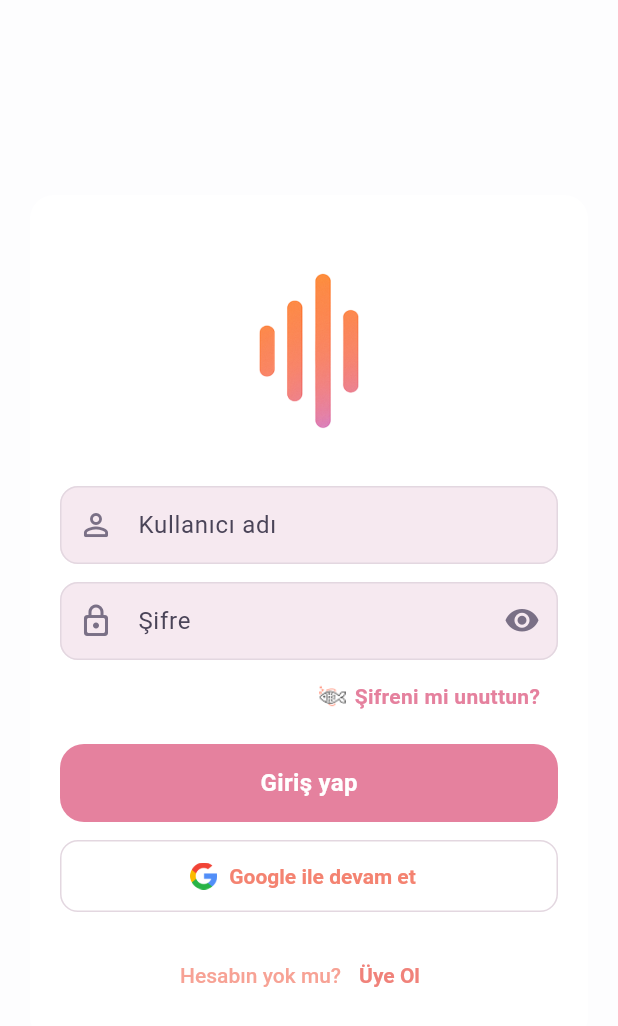
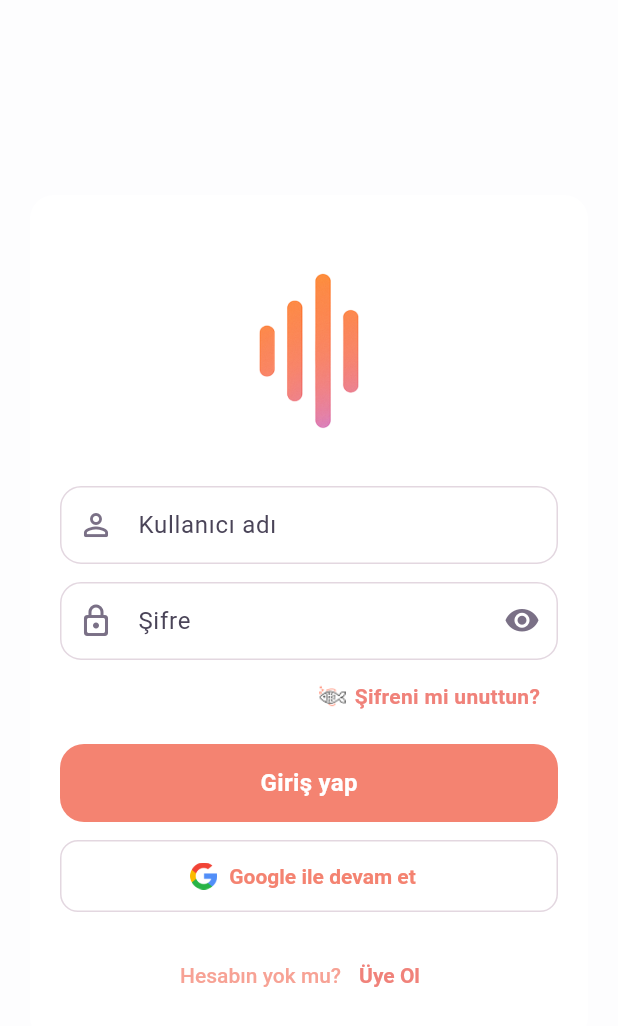
Before and after one commit to berkaybasol/soundconnectmobile, a Flutter app: the screen it shows after launch, after a tap on "Giriş yap", on a phone screen of 412 x 824 dp. Shown: the top 1026 px of the screen. Run offline on Flutter 3.47's test engine with Material 3 defaults, Android fonts, the phone set to English and light mode, and no system bars; our stand-ins replace dio, flutter_riverpod, flutter_secure_storage, go_router, google_fonts, talker_flutter; network calls fail.

Commit message:
login tasarimi duzeltildi.

```diff
--- /dev/null
+++ b/lib/features/auth/presentation/login/widgets/auth_styles.dart
@@ -0,0 +1,36 @@
+import 'package:flutter/material.dart';
+
+class AuthStyles {
+  static OutlineInputBorder fieldBorder(BuildContext context) {
+    final cs = Theme.of(context).colorScheme;
+    return OutlineInputBorder(
+      borderRadius: BorderRadius.circular(14),
+      borderSide: BorderSide(color: cs.outlineVariant),
+    );
+  }
+
+  static OutlineInputBorder fieldFocused(BuildContext context) {
+    final cs = Theme.of(context).colorScheme;
+    return fieldBorder(context)
+        .copyWith(borderSide: BorderSide(color: cs.primary, width: 2));
+  }
+
+  static InputDecoration decoration({
+    required BuildContext context,
+    String? labelText,
+    Widget? prefixIcon,
+    Widget? suffixIcon,
+  }) {
+    return InputDecoration(
+      labelText: labelText,
+      prefixIcon: prefixIcon,
+      suffixIcon: suffixIcon,
+      filled: true,
+      fillColor: Colors.white,
+      border: fieldBorder(context),
+      enabledBorder: fieldBorder(context),
+      focusedBorder: fieldFocused(context),
+      contentPadding: const EdgeInsets.symmetric(horizontal: 14, vertical: 14),
+    );
+  }
+}
--- a/lib/features/auth/presentation/login/widgets/forgot_password_button.dart
+++ b/lib/features/auth/presentation/login/widgets/forgot_password_button.dart
@@ -6,6 +6,8 @@ class ForgotPasswordButton extends StatelessWidget {
 
   @override
   Widget build(BuildContext context) {
+    final cs = Theme.of(context).colorScheme;
+
     return TextButton(
       onPressed: onPressed,
       child: Row(
@@ -15,10 +17,14 @@ class ForgotPasswordButton extends StatelessWidget {
             'assets/icons/fish.png',
             width: 18,
             height: 18,
-            errorBuilder: (_, __, ___) => const Text('🐟', style: TextStyle(fontSize: 16)),
+            errorBuilder: (_, __, ___) =>
+            const Text('🐟', style: TextStyle(fontSize: 16)),
           ),
           const SizedBox(width: 6),
-          const Text('Şifreni mi unuttun?'),
+          Text(
+            'Şifreni mi unuttun?',
+            style: TextStyle(color: cs.secondary), // 👈 sadece metin şeftali
+          ),
         ],
       ),
     );
--- a/lib/features/auth/presentation/login/widgets/login_button.dart
+++ b/lib/features/auth/presentation/login/widgets/login_button.dart
@@ -9,11 +9,14 @@ class LoginButton extends StatelessWidget {
   @override
   Widget build(BuildContext context) {
     final theme = Theme.of(context);
+    final cs = theme.colorScheme;
+
     return SizedBox(
       height: 52,
       child: FilledButton(
-        onPressed: onPressed,
         style: ButtonStyle(
+          backgroundColor: WidgetStatePropertyAll(cs.onSurface),
+          foregroundColor: const WidgetStatePropertyAll(Colors.white),
           shape: WidgetStatePropertyAll(
             RoundedRectangleBorder(borderRadius: BorderRadius.circular(16)),
           ),
@@ -21,11 +24,11 @@ class LoginButton extends StatelessWidget {
             theme.textTheme.labelLarge?.copyWith(fontSize: 16),
           ),
         ),
+        onPressed: loading ? null : onPressed,
         child: loading
             ? const SizedBox(
-          width: 22,
-          height: 22,
-          child: CircularProgressIndicator(strokeWidth: 2),
+          width: 22, height: 22,
+          child: CircularProgressIndicator(strokeWidth: 2, color: Colors.white),
         )
             : const Text('Giriş yap'),
       ),
--- a/lib/features/auth/presentation/login/widgets/password_field.dart
+++ b/lib/features/auth/presentation/login/widgets/password_field.dart
@@ -1,4 +1,5 @@
 import 'package:flutter/material.dart';
+import 'auth_styles.dart';
 
 class PasswordField extends StatelessWidget {
   final TextEditingController controller;
@@ -26,13 +27,16 @@ class PasswordField extends StatelessWidget {
       enabled: enabled,
       obscureText: obscure,
       textInputAction: TextInputAction.done,
-      decoration: InputDecoration(
+      decoration: AuthStyles.decoration(
+        context: context,
         labelText: 'Şifre',
         prefixIcon: const Icon(Icons.lock_outline_rounded),
         suffixIcon: IconButton(
           tooltip: obscure ? 'Şifreyi göster' : 'Şifreyi gizle',
           onPressed: onToggleObscure,
-          icon: Icon(obscure ? Icons.visibility_rounded : Icons.visibility_off_rounded),
+          icon: Icon(
+            obscure ? Icons.visibility_rounded : Icons.visibility_off_rounded,
+          ),
         ),
       ),
       validator: (v) => (v == null || v.isEmpty) ? 'Zorunlu' : null,
--- a/lib/features/auth/presentation/login/widgets/username_field.dart
+++ b/lib/features/auth/presentation/login/widgets/username_field.dart
@@ -1,4 +1,5 @@
 import 'package:flutter/material.dart';
+import 'auth_styles.dart';
 
 class UsernameField extends StatelessWidget {
   final TextEditingController controller;
@@ -21,9 +22,10 @@ class UsernameField extends StatelessWidget {
       focusNode: focusNode,
       enabled: enabled,
       textInputAction: TextInputAction.next,
-      decoration: const InputDecoration(
+      decoration: AuthStyles.decoration(
+        context: context,
         labelText: 'Kullanıcı adı',
-        prefixIcon: Icon(Icons.person_outline_rounded),
+        prefixIcon: const Icon(Icons.person_outline_rounded),
       ),
       validator: (v) => (v == null || v.trim().isEmpty) ? 'Zorunlu' : null,
       onFieldSubmitted: onSubmitted,
```
